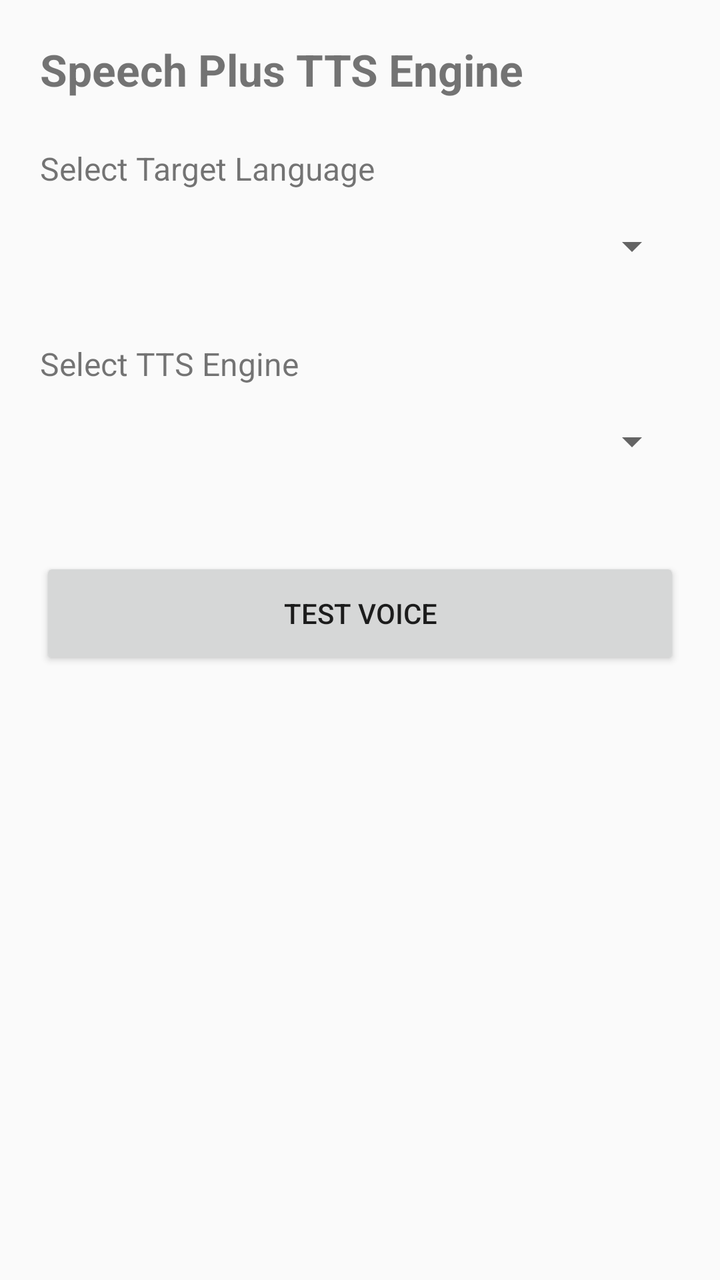
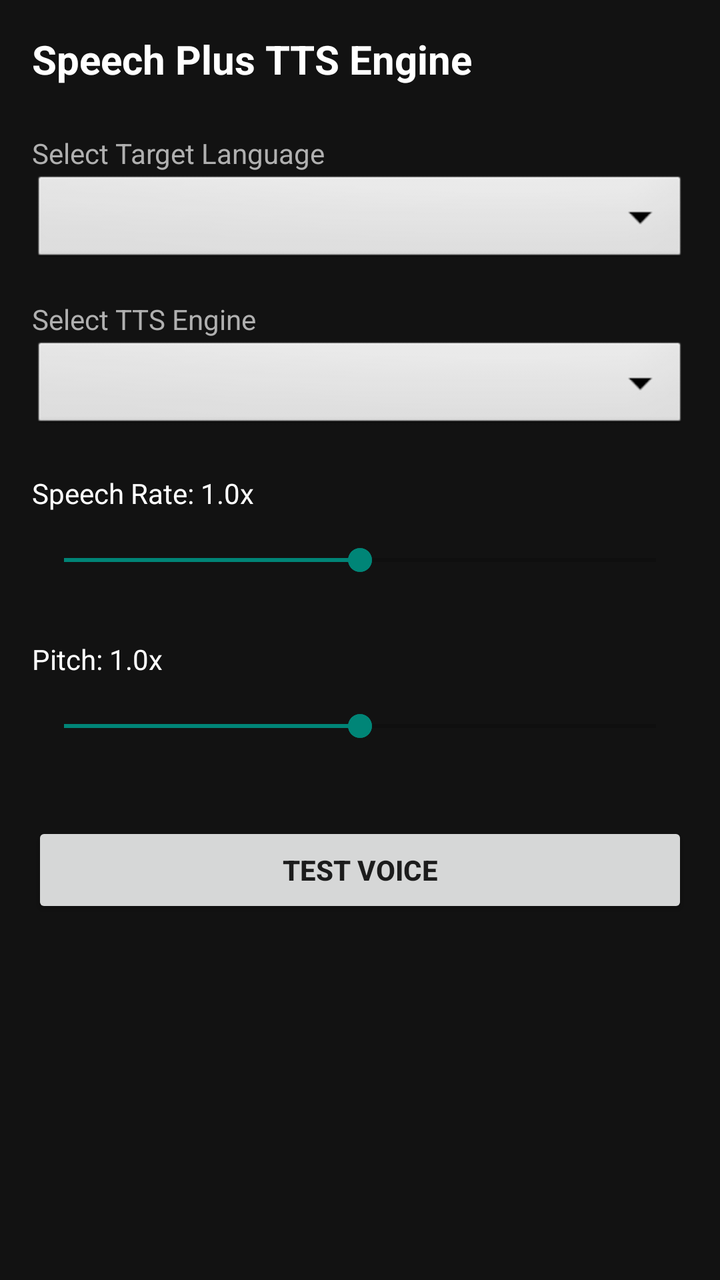

Screens rendered from an Android XML layout before and after an edit, with the pre-edit source and the edit as a unified diff.
<!-- AndroidManifest.xml: application theme Theme.AppCompat.DayNight.NoActionBar -->
<!-- res/layout/activity_main.xml -->
<?xml version="1.0" encoding="utf-8"?>
<LinearLayout xmlns:android="http://schemas.android.com/apk/res/android"
    android:layout_width="match_parent"
    android:layout_height="match_parent"
    android:orientation="vertical"
    android:padding="20dp">

    <TextView
        android:layout_width="wrap_content"
        android:layout_height="wrap_content"
        android:text="Speech Plus TTS Engine"
        android:textSize="22sp"
        android:textStyle="bold"
        android:layout_marginBottom="24dp" />

    <TextView
        android:layout_width="wrap_content"
        android:layout_height="wrap_content"
        android:text="Select Target Language"
        android:textSize="16sp" />

    <Spinner
        android:id="@+id/spinnerLanguages"
        android:layout_width="match_parent"
        android:layout_height="56dp"
        android:contentDescription="Select Language for TTS routing"
        android:layout_marginBottom="20dp" />

    <TextView
        android:layout_width="wrap_content"
        android:layout_height="wrap_content"
        android:text="Select TTS Engine"
        android:textSize="16sp" />

    <Spinner
        android:id="@+id/spinnerEngines"
        android:layout_width="match_parent"
        android:layout_height="56dp"
        android:contentDescription="Select TTS Engine for the language"
        android:layout_marginBottom="30dp" />

    <Button
        android:id="@+id/btnTestVoice"
        android:layout_width="match_parent"
        android:layout_height="56dp"
        android:contentDescription="Test configured voice playback"
        android:text="Test Voice" />

</LinearLayout>
<!-- resources referenced by this layout -->
<resources>

</resources>

<!-- the commit's change to res/layout/activity_main.xml (unified diff, before → after) -->
@@ -1,49 +1,95 @@
 <?xml version="1.0" encoding="utf-8"?>
-<LinearLayout xmlns:android="http://schemas.android.com/apk/res/android"
+<ScrollView xmlns:android="http://schemas.android.com/apk/res/android"
     android:layout_width="match_parent"
     android:layout_height="match_parent"
-    android:orientation="vertical"
-    android:padding="20dp">
+    android:background="#121212"
+    android:padding="16dp">
 
-    <TextView
-        android:layout_width="wrap_content"
+    <LinearLayout
+        android:layout_width="match_parent"
         android:layout_height="wrap_content"
-        android:text="Speech Plus TTS Engine"
-        android:textSize="22sp"
-        android:textStyle="bold"
-        android:layout_marginBottom="24dp" />
+        android:orientation="vertical">
 
-    <TextView
-        android:layout_width="wrap_content"
-        android:layout_height="wrap_content"
-        android:text="Select Target Language"
-        android:textSize="16sp" />
+        <TextView
+            android:layout_width="wrap_content"
+            android:layout_height="wrap_content"
+            android:text="Speech Plus TTS Engine"
+            android:textColor="#FFFFFF"
+            android:textSize="20sp"
+            android:textStyle="bold"
+            android:layout_marginBottom="24dp" />
 
-    <Spinner
-        android:id="@+id/spinnerLanguages"
-        android:layout_width="match_parent"
-        android:layout_height="56dp"
-        android:contentDescription="Select Language for TTS routing"
-        android:layout_marginBottom="20dp" />
+        <TextView
+            android:layout_width="wrap_content"
+            android:layout_height="wrap_content"
+            android:text="Select Target Language"
+            android:textColor="#B0B0B0"
+            android:textSize="14sp" />
 
-    <TextView
-        android:layout_width="wrap_content"
-        android:layout_height="wrap_content"
-        android:text="Select TTS Engine"
-        android:textSize="16sp" />
+        <Spinner
+            android:id="@+id/spinnerLanguages"
+            android:layout_width="match_parent"
+            android:layout_height="48dp"
+            android:background="@android:drawable/btn_dropdown"
+            android:layout_marginBottom="16dp" />
 
-    <Spinner
-        android:id="@+id/spinnerEngines"
-        android:layout_width="match_parent"
-        android:layout_height="56dp"
-        android:contentDescription="Select TTS Engine for the language"
-        android:layout_marginBottom="30dp" />
+        <TextView
+            android:layout_width="wrap_content"
+            android:layout_height="wrap_content"
+            android:text="Select TTS Engine"
+            android:textColor="#B0B0B0"
+            android:textSize="14sp" />
 
-    <Button
-        android:id="@+id/btnTestVoice"
-        android:layout_width="match_parent"
-        android:layout_height="56dp"
-        android:contentDescription="Test configured voice playback"
-        android:text="Test Voice" />
+        <Spinner
+            android:id="@+id/spinnerEngines"
+            android:layout_width="match_parent"
+            android:layout_height="48dp"
+            android:background="@android:drawable/btn_dropdown"
+            android:layout_marginBottom="20dp" />
 
-</LinearLayout>
+        
+        <TextView
+            android:id="@+id/lblRate"
+            android:layout_width="wrap_content"
+            android:layout_height="wrap_content"
+            android:text="Speech Rate: 1.0x"
+            android:textColor="#FFFFFF"
+            android:textSize="14sp" />
+
+        <SeekBar
+            android:id="@+id/seekRate"
+            android:layout_width="match_parent"
+            android:layout_height="48dp"
+            android:max="20"
+            android:progress="10"
+            android:contentDescription="Speech Rate Slider"
+            android:layout_marginBottom="16dp" />
+
+        
+        <TextView
+            android:id="@+id/lblPitch"
+            android:layout_width="wrap_content"
+            android:layout_height="wrap_content"
+            android:text="Pitch: 1.0x"
+            android:textColor="#FFFFFF"
+            android:textSize="14sp" />
+
+        <SeekBar
+            android:id="@+id/seekPitch"
+            android:layout_width="match_parent"
+            android:layout_height="48dp"
+            android:max="20"
+            android:progress="10"
+            android:contentDescription="Pitch Slider"
+            android:layout_marginBottom="24dp" />
+
+        <Button
+            android:id="@+id/btnTestVoice"
+            android:layout_width="match_parent"
+            android:layout_height="48dp"
+            android:text="TEST VOICE"
+            android:textAllCaps="true"
+            android:textStyle="bold" />
+
+    </LinearLayout>
+</ScrollView>
